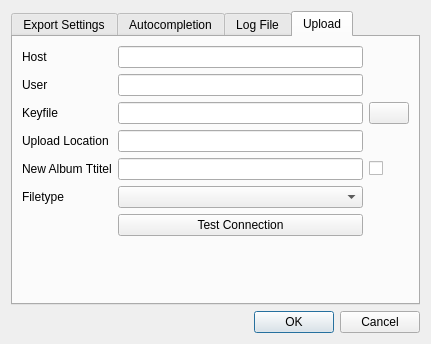
The window that godirec/data/ui/settings.ui (quitejonny/godirec) describes before a commit, drawn with Qt 5.
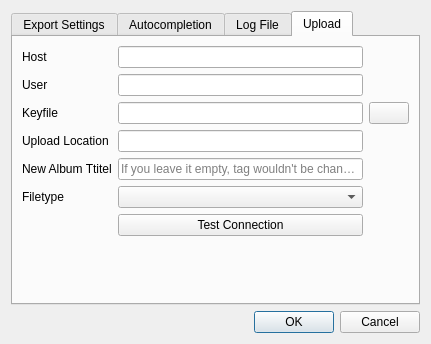
The same window after the commit. The open tabs and pages were chosen to show the change. Icons and pictures are not drawn.

Commit message: small changes on settings gui and temp deletion error

Patch:
```diff
--- a/godirec/data/ui/settings.ui
+++ b/godirec/data/ui/settings.ui
@@ -152,7 +152,14 @@
         </attribute>
         <layout class="QGridLayout" name="gridLayout">
          <item row="5" column="2">
-          <widget class="QLineEdit" name="lineEditAlbumTitle"/>
+          <widget class="QLineEdit" name="lineEditAlbumTitle">
+           <property name="placeholderText">
+            <string>If you leave it empty, tag wouldn't be changed</string>
+           </property>
+           <property name="clearButtonEnabled">
+            <bool>false</bool>
+           </property>
+          </widget>
          </item>
          <item row="8" column="2">
           <spacer name="verticalSpacer">
@@ -242,13 +249,6 @@
            </property>
           </widget>
          </item>
-         <item row="5" column="3">
-          <widget class="QCheckBox" name="checkBoxAlbumTitle">
-           <property name="text">
-            <string/>
-           </property>
-          </widget>
-         </item>
         </layout>
        </widget>
       </widget>
```
Left out of the diff: 1 changed line with no effect on the pictures. The commit also changes 2 other files.
